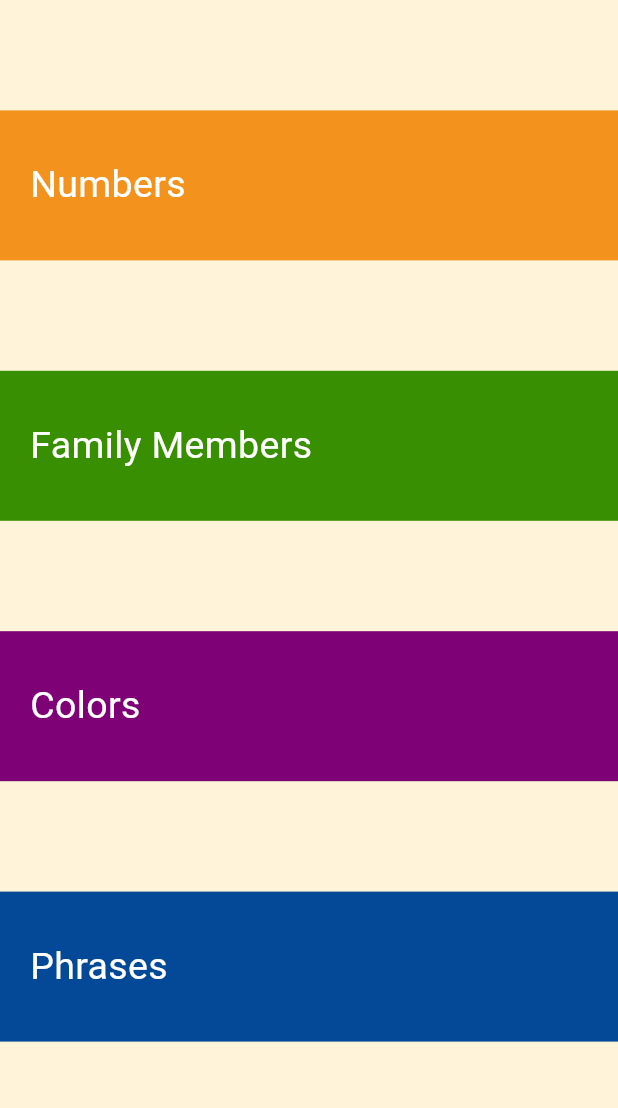
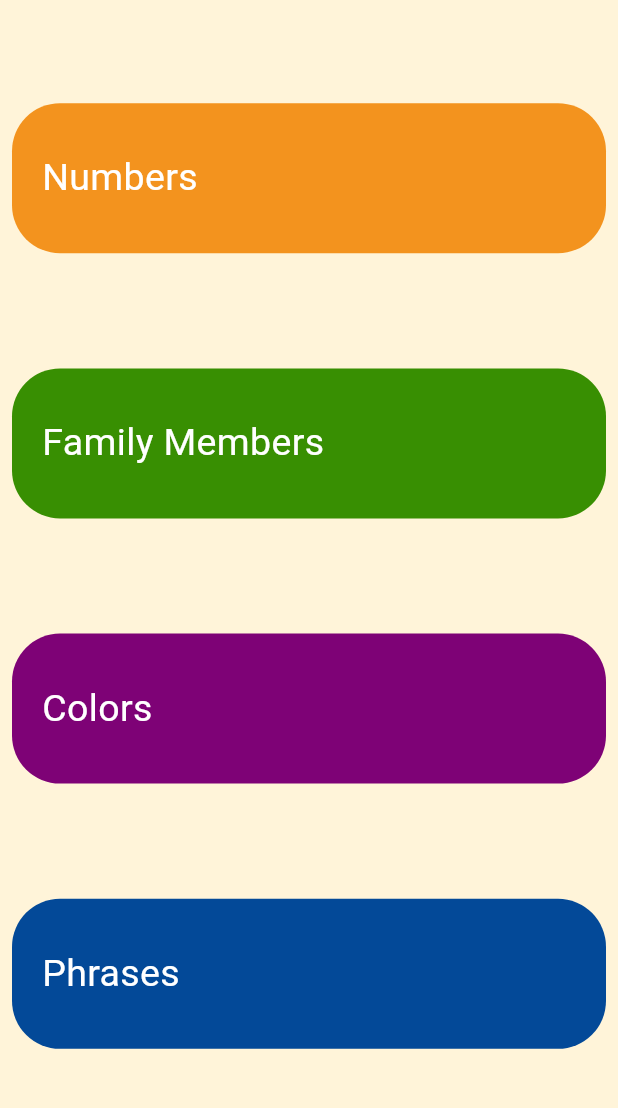
Before and after one commit to wisam4tech/japanese_app, a Flutter app: the screen it shows after launch, on a phone screen of 412 x 824 dp, the part 84-1192 px from its top. Run offline on Flutter 3.47's test engine with Material 3 defaults, Android fonts, the phone set to English and light mode, and no system bars; our stand-ins replace audioplayers.

Commit message:
japanese app done

```diff
--- a/lib/Components/category_items.dart
+++ b/lib/Components/category_items.dart
@@ -10,17 +10,22 @@ class Category extends StatelessWidget {
   Widget build(BuildContext context) {
     return GestureDetector(
       onTap: onTap,
+      child: Padding(
+        padding: const EdgeInsets.all(8.0),
         child: Container(
+          decoration: BoxDecoration(
+              borderRadius: BorderRadius.circular(32), color: color),
           padding: const EdgeInsets.only(left: 20),
           alignment: Alignment.centerLeft,
           height: 100,
           width: double.infinity,
-        color: color,
+          //color: color,
           child: Text(
             text!,
             style: const TextStyle(fontSize: 25, color: Colors.white),
           ),
         ),
+      ),
     );
   }
 }
```
Lines whose indentation alone changed are shown as unchanged.
